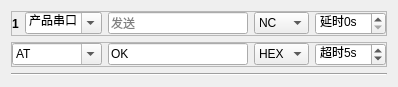
Old version of the form test_item_interface.ui in the repository m-RNA/labview-ini-editor.
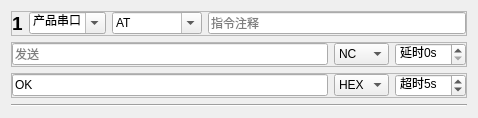
New version of the form.

Commit message: Add：添加测试命令注释

Diff of the .ui file:
```diff
--- a/test_item_interface.ui
+++ b/test_item_interface.ui
@@ -6,8 +6,8 @@
    <rect>
     <x>0</x>
     <y>0</y>
-    <width>398</width>
-    <height>83</height>
+    <width>478</width>
+    <height>105</height>
    </rect>
   </property>
   <property name="windowTitle">
@@ -15,14 +15,14 @@
   </property>
   <layout class="QVBoxLayout" name="verticalLayout">
    <item>
-    <widget class="QFrame" name="frame">
+    <widget class="QFrame" name="frame_3">
      <property name="frameShape">
       <enum>QFrame::StyledPanel</enum>
      </property>
      <property name="frameShadow">
       <enum>QFrame::Raised</enum>
      </property>
-     <layout class="QHBoxLayout" name="horizontalLayout">
+     <layout class="QHBoxLayout" name="horizontalLayout_3">
       <property name="leftMargin">
        <number>0</number>
       </property>
@@ -39,6 +39,7 @@
        <widget class="QLabel" name="lbIndex">
         <property name="font">
          <font>
+          <pointsize>14</pointsize>
           <weight>75</weight>
           <bold>true</bold>
          </font>
@@ -80,6 +81,109 @@
        </widget>
       </item>
       <item>
+       <widget class="QComboBox" name="cbTestType">
+        <property name="sizePolicy">
+         <sizepolicy hsizetype="Minimum" vsizetype="Fixed">
+          <horstretch>0</horstretch>
+          <verstretch>0</verstretch>
+         </sizepolicy>
+        </property>
+        <property name="toolTip">
+         <string>解析方式：AT、AT1、68、串口查询真、串口查询假、单按钮弹框、双按钮弹框</string>
+        </property>
+        <property name="editable">
+         <bool>true</bool>
+        </property>
+        <property name="currentIndex">
+         <number>0</number>
+        </property>
+        <item>
+         <property name="text">
+          <string>AT</string>
+         </property>
+        </item>
+        <item>
+         <property name="text">
+          <string>AT1</string>
+         </property>
+        </item>
+        <item>
+         <property name="text">
+          <string>68</string>
+         </property>
+        </item>
+        <item>
+         <property name="text">
+          <string>串口查询真</string>
+         </property>
+        </item>
+        <item>
+         <property name="text">
+          <string>串口查询假</string>
+         </property>
+        </item>
+        <item>
+         <property name="text">
+          <string>单按钮弹框</string>
+         </property>
+        </item>
+        <item>
+         <property name="text">
+          <string>双按钮弹框</string>
+         </property>
+        </item>
+       </widget>
+      </item>
+      <item>
+       <widget class="QLineEdit" name="leComment">
+        <property name="sizePolicy">
+         <sizepolicy hsizetype="Expanding" vsizetype="Fixed">
+          <horstretch>1</horstretch>
+          <verstretch>0</verstretch>
+         </sizepolicy>
+        </property>
+        <property name="minimumSize">
+         <size>
+          <width>0</width>
+          <height>0</height>
+         </size>
+        </property>
+        <property name="toolTip">
+         <string>指令注释</string>
+        </property>
+        <property name="text">
+         <string/>
+        </property>
+        <property name="placeholderText">
+         <string>指令注释</string>
+        </property>
+       </widget>
+      </item>
+     </layout>
+    </widget>
+   </item>
+   <item>
+    <widget class="QFrame" name="frame">
+     <property name="frameShape">
+      <enum>QFrame::StyledPanel</enum>
+     </property>
+     <property name="frameShadow">
+      <enum>QFrame::Raised</enum>
+     </property>
+     <layout class="QHBoxLayout" name="horizontalLayout">
+      <property name="leftMargin">
+       <number>0</number>
+      </property>
+      <property name="topMargin">
+       <number>0</number>
+      </property>
+      <property name="rightMargin">
+       <number>0</number>
+      </property>
+      <property name="bottomMargin">
+       <number>0</number>
+      </property>
+      <item>
        <widget class="QLineEdit" name="leTx">
         <property name="sizePolicy">
          <sizepolicy hsizetype="Expanding" vsizetype="Fixed">
@@ -196,60 +300,6 @@
       <property name="bottomMargin">
        <number>0</number>
       </property>
-      <item>
-       <widget class="QComboBox" name="cbTestType">
-        <property name="sizePolicy">
-         <sizepolicy hsizetype="Minimum" vsizetype="Fixed">
-          <horstretch>0</horstretch>
-          <verstretch>0</verstretch>
-         </sizepolicy>
-        </property>
-        <property name="toolTip">
-         <string>解析方式：AT、AT1、68、串口查询真、串口查询假、单按钮弹框、双按钮弹框</string>
-        </property>
-        <property name="editable">
-         <bool>true</bool>
-        </property>
-        <property name="currentIndex">
-         <number>0</number>
-        </property>
-        <item>
-         <property name="text">
-          <string>AT</string>
-         </property>
-        </item>
-        <item>
-         <property name="text">
-          <string>AT1</string>
-         </property>
-        </item>
-        <item>
-         <property name="text">
-          <string>68</string>
-         </property>
-        </item>
-        <item>
-         <property name="text">
-          <string>串口查询真</string>
-         </property>
-        </item>
-        <item>
-         <property name="text">
-          <string>串口查询假</string>
-         </property>
-        </item>
-        <item>
-         <property name="text">
-          <string>单按钮弹框</string>
-         </property>
-        </item>
-        <item>
-         <property name="text">
-          <string>双按钮弹框</string>
-         </property>
-        </item>
-       </widget>
-      </item>
       <item>
        <widget class="QLineEdit" name="leRx">
         <property name="sizePolicy">
```
The commit also changes 1 other file.
